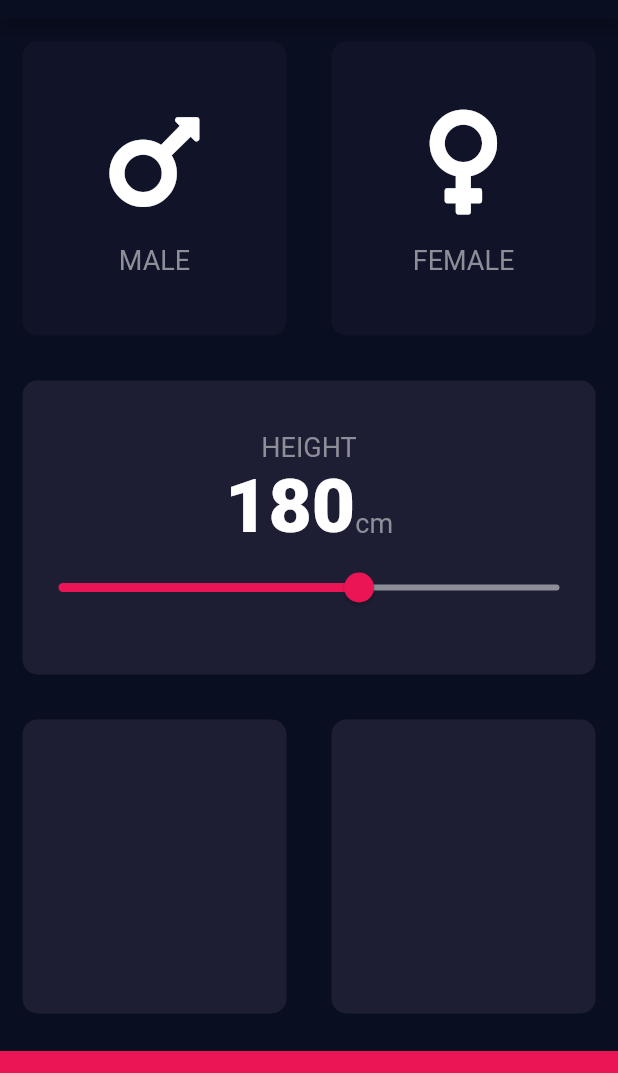
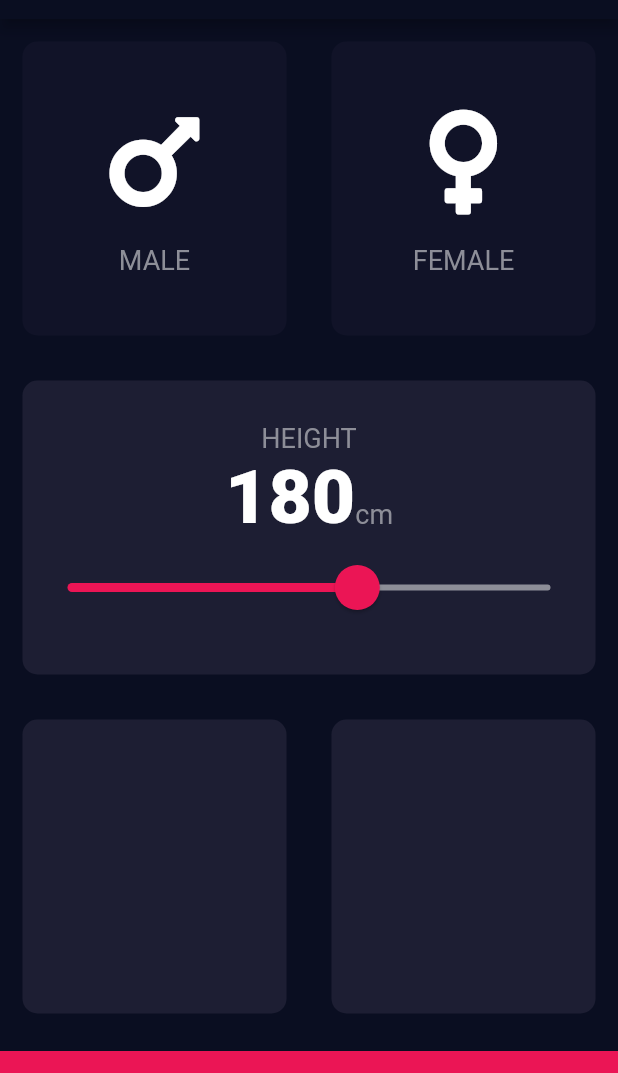
Before and after one commit to albader94/bmi_calculator, a Flutter app: the screen it shows after launch, on a phone screen of 412 x 824 dp, the part 65-1138 px from its top. Run offline on Flutter 3.47's test engine with Material 2 defaults, Android fonts, the phone set to English and light mode, and no system bars; our stand-ins replace font_awesome_flutter.

Commit message:
Added slider theme

```diff
--- a/lib/constants.dart
+++ b/lib/constants.dart
@@ -4,6 +4,8 @@ const double kBottomContainerHeight = 80.0;
 const Color kActiveCardColor = Color(0xFF1D1E33);
 const Color kInactiveCardColor = Color(0xFF111328);
 const Color kBottomContainerColor = Color(0xFFEB1555);
+const Color kSliderActiveTrackColor = Color(0xFFEB1555);
+const Color kSliderThumbOverlayColor = Color(0x29EB1555);
 const Color kLightGrey = Color(0xFF8D8E98);
 
 const double kIconSize = 80.0;
--- a/lib/input_theme.dart
+++ b/lib/input_theme.dart
@@ -83,10 +83,18 @@ class _InputPageState extends State<InputPage> {
                             ),
                           ],
                         ),
-                        Slider(
+                        SliderTheme(
+                          data: SliderTheme.of(context).copyWith(
+                            inactiveTrackColor: kLightGrey,
+                            activeTrackColor: kSliderActiveTrackColor,
+                            thumbColor: kSliderActiveTrackColor,
+                            overlayColor: kSliderThumbOverlayColor,
+                            thumbShape: RoundSliderThumbShape(enabledThumbRadius: 15.0),
+                            overlayShape:RoundSliderOverlayShape(overlayRadius: 30.0)
+
+                          ),
+                          child: Slider(
                             value: height.toDouble(),
-                          activeColor: kBottomContainerColor,
-                          inactiveColor: kLightGrey,
                             min: 120.0,
                             max: 220.0,
                             onChanged: (double newValue){
@@ -94,6 +102,7 @@ class _InputPageState extends State<InputPage> {
                                 height = newValue.round();
                               });
                             }
+                          ),
                         ),
                       ],
                     ),
```
Lines whose indentation alone changed are shown as unchanged.
